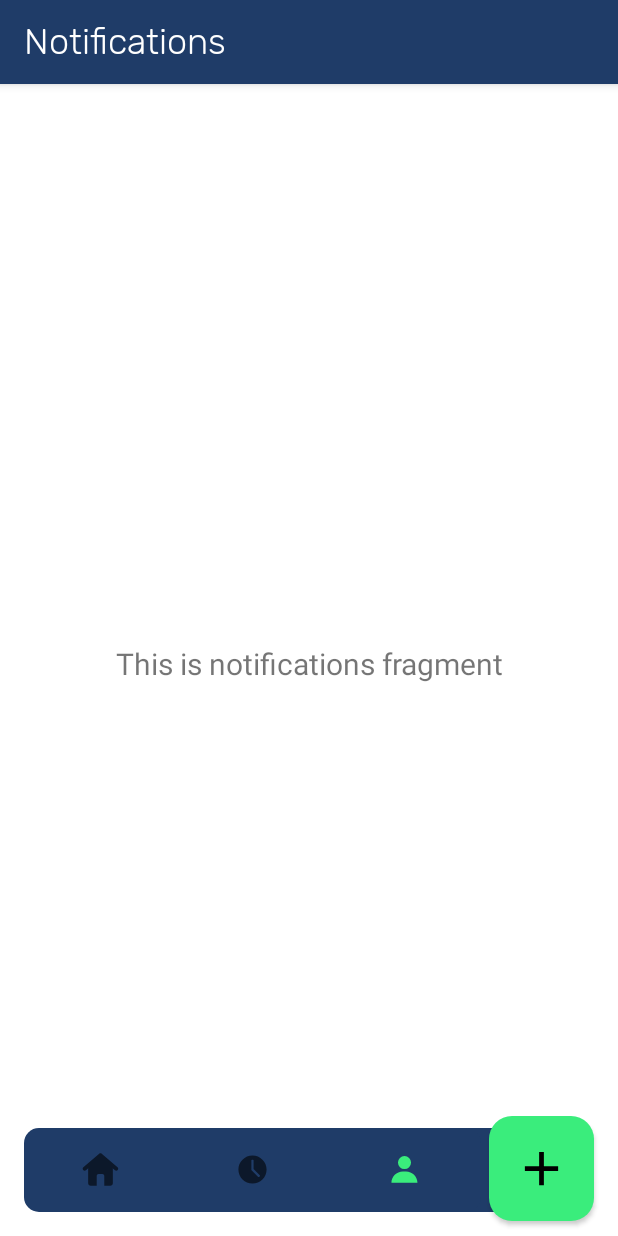
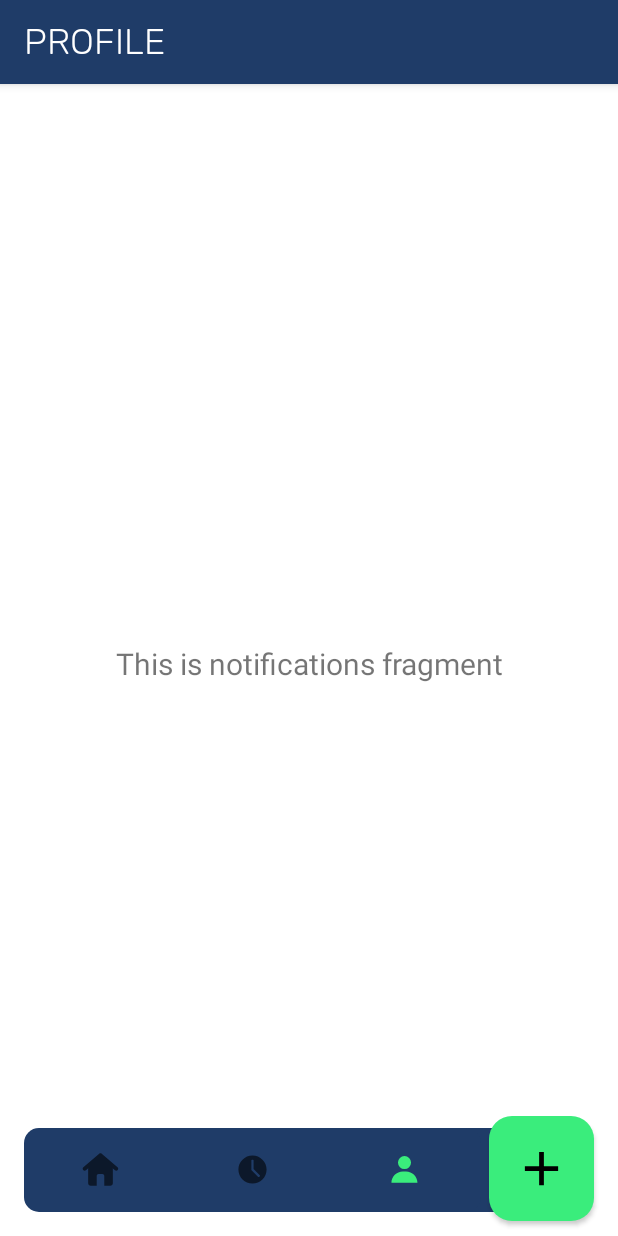
Before and after one commit to CMPUT301F21T26/Habit-Tracker, an Android app: the screen it shows after launch once a user with an empty profile is signed in (MainActivity), item 3 of the bottom bar chosen, on a phone screen of 412 x 824 dp. Run offline under Robolectric (Android 15) with nearby library versions, the phone set to English and light mode, and no system bars; our stand-ins replace Firebase (no records; nobody signed in at launch, a user with empty details on screens opened directly), navigation-ui.

Commit message:
Changed strings

```diff
--- a/code/app/src/main/res/navigation/mobile_navigation.xml
+++ b/code/app/src/main/res/navigation/mobile_navigation.xml
@@ -8,23 +8,23 @@
     <fragment
         android:id="@+id/navigation_home"
         android:name="com.cmput301f21t26.habittracker.ui.home.HomeFragment"
-        android:label="@string/title_home"
+        android:label="@string/todays_habits"
         tools:layout="@layout/fragment_home" />
 
     <fragment
         android:id="@+id/navigation_timeline"
         android:name="com.cmput301f21t26.habittracker.ui.timeline.TimelineFragment"
-        android:label="@string/title_dashboard"
+        android:label="@string/title_timeline"
         tools:layout="@layout/fragment_timeline" />
 
     <fragment
         android:id="@+id/navigation_profile"
         android:name="com.cmput301f21t26.habittracker.ui.profile.ProfileFragment"
-        android:label="@string/title_notifications"
+        android:label="@string/title_profile"
         tools:layout="@layout/fragment_profile" />
     <fragment
         android:id="@+id/addHabitFragment"
         android:name="com.cmput301f21t26.habittracker.fragments.AddHabitFragment"
-        android:label="fragment_add_habit"
+        android:label="ADD HABIT"
         tools:layout="@layout/fragment_add_habit" />
 </navigation>
--- a/code/app/src/main/res/values/strings.xml
+++ b/code/app/src/main/res/values/strings.xml
@@ -1,6 +1,6 @@
 <resources>
     <string name="app_name">Habit Tracker</string>
-    <string name="title_home">Home</string>
-    <string name="title_dashboard">Dashboard</string>
-    <string name="title_notifications">Notifications</string>
+    <string name="title_timeline">TIMELINE</string>
+    <string name="title_profile">PROFILE</string>
+    <string name="todays_habits">TODAY\'S HABITS</string>
 </resources>
```
